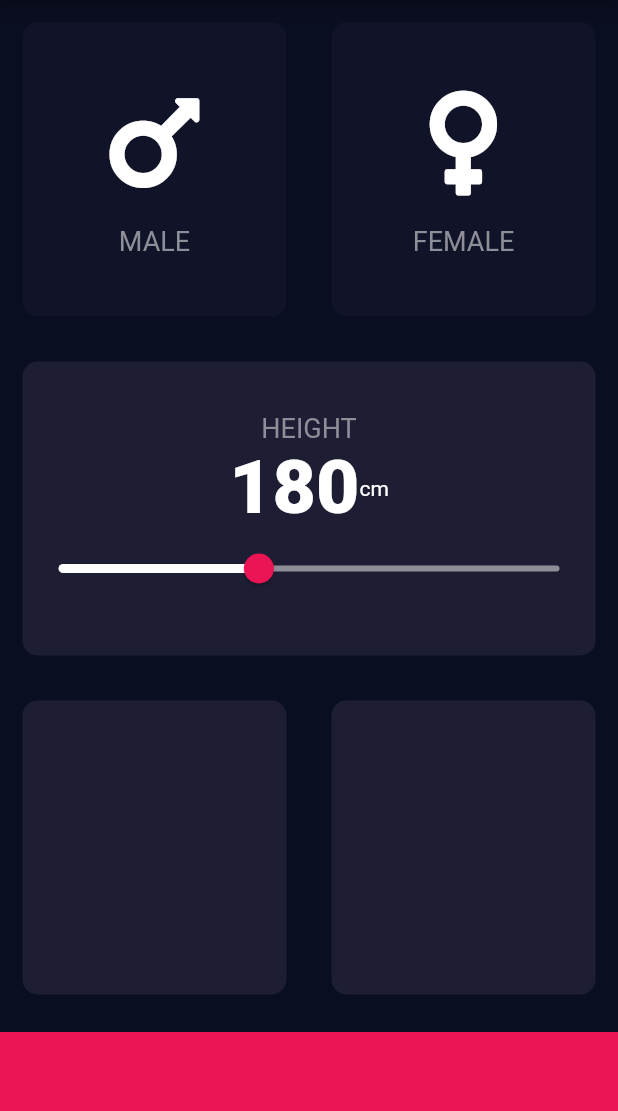
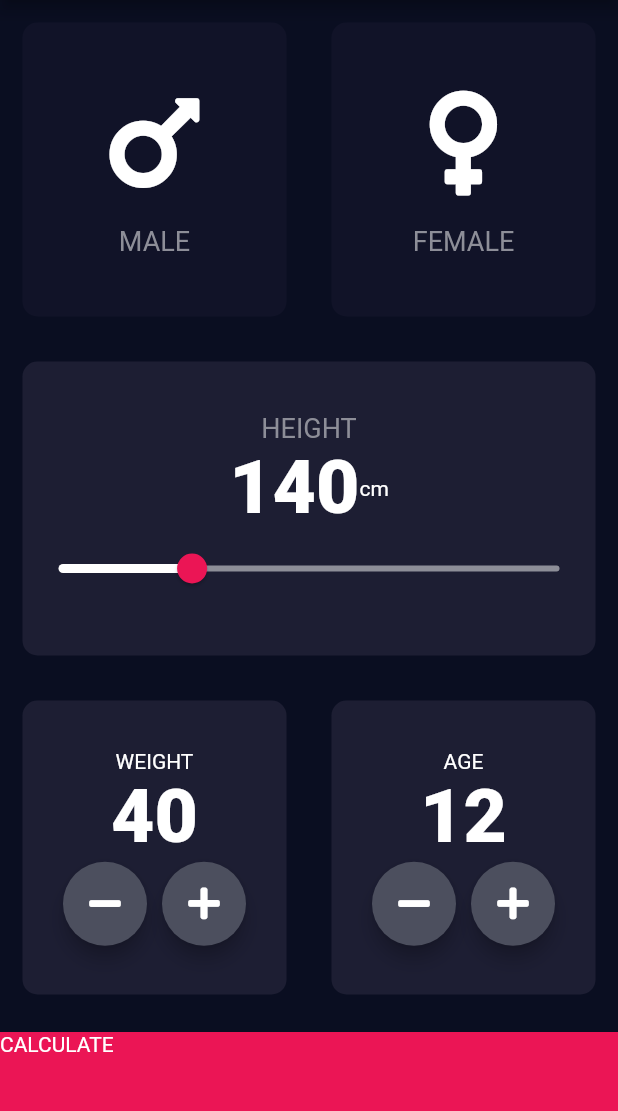
Before and after one commit to Aashu-Jha/bmi_caluculator, a Flutter app: the screen it shows after launch, on a phone screen of 412 x 824 dp, the part 84-1195 px from its top. Run offline on Flutter 3.47's test engine with Material 2 defaults, Android fonts, the phone set to English and light mode, and no system bars; our stand-ins replace font_awesome_flutter.

Commit message:
style: first Page Layout Done

```diff
--- a/lib/input_page.dart
+++ b/lib/input_page.dart
@@ -1,3 +1,4 @@
+import 'package:bmi_calculator/result_page.dart';
 import 'package:flutter/material.dart';
 import 'package:font_awesome_flutter/font_awesome_flutter.dart';
 import 'icon_content.dart';
@@ -17,7 +18,9 @@ class InputPage extends StatefulWidget {
 
 class _InputPageState extends State<InputPage> {
   Gender selectedGender;
-  int height = 180;
+  int height = 140;
+  int weight = 40;
+  int age = 12;
 
   @override
   Widget build(BuildContext context) {
@@ -84,7 +87,7 @@ class _InputPageState extends State<InputPage> {
                     child: Slider(
                         value: height.toDouble(),
                         min: 100.0,
-                        max: 300.0,
+                        max: 250.0,
                         onChanged: (double newValue) {
                           setState(() {
                             height = newValue.round();
@@ -97,18 +100,105 @@ class _InputPageState extends State<InputPage> {
           Expanded(
             child: Row(
               children: [
-                Expanded(child: ReusableCard(cardColor: kActiveCardColor)),
-                Expanded(child: ReusableCard(cardColor: kActiveCardColor)),
+                Expanded(
+                    child: ReusableCard(
+                        cardColor: kActiveCardColor,
+                      cardChild: Column(
+                        mainAxisAlignment: MainAxisAlignment.center,
+                        children: [
+                          Text('WEIGHT'),
+                          Text(weight.toString(),
+                            style: kBoldTextStyle,
+                          ),
+                          Row(
+                            mainAxisAlignment: MainAxisAlignment.center,
+                            children: <Widget>[
+                              RoundIconButton(icon: FontAwesomeIcons.minus,
+                              onPress: () {
+                                setState(() {
+                                  weight = weight - 2;
+                                });
+                              },),
+                              SizedBox(width: 10.0,),
+                              RoundIconButton(icon: FontAwesomeIcons.plus,
+                                onPress: () {
+                                  setState(() {
+                                    weight = weight + 2;
+                                  });
+                                },),
+                            ],
+                          ),
+                        ],
+                      ),
+                    )),
+                Expanded(
+                    child: ReusableCard(
+                        cardColor: kActiveCardColor,
+                      cardChild: Column(
+                        mainAxisAlignment: MainAxisAlignment.center,
+                        children: [
+                          Text('AGE'),
+                          Text(age.toString(),
+                            style: kBoldTextStyle,
+                          ),
+                          Row(
+                            mainAxisAlignment: MainAxisAlignment.center,
+                            children: <Widget>[
+                              RoundIconButton(icon: FontAwesomeIcons.minus,
+                                onPress: () {
+                                  setState(() {
+                                      --age;
+                                  });
+                                },),
+                              SizedBox(width: 10.0,),
+                              RoundIconButton(icon: FontAwesomeIcons.plus,
+                                onPress: () {
+                                  setState(() {
+                                      ++age;
+                                  });
+                                },),
+                            ],
+                          ),
+                        ],
+                      ),
+                    )),
               ],
             )
           ),
-          Container(
-            color: kBottomContainerColor,
-            margin: EdgeInsets.only(top: 10.0),
-            height: kBottomContainerHeight,
+          GestureDetector(
+            onTap: () {
+              Navigator.push(context, MaterialPageRoute(builder: (context) => ResultPage()));
+            },
+            child: Container(
+              child: Text('CALCULATE'),
+              color: kBottomContainerColor,
+              margin: EdgeInsets.only(top: 10.0),
+              height: kBottomContainerHeight,
+            ),
           ),
         ],
       ),
     );
   }
 }
+
+class RoundIconButton extends StatelessWidget {
+  RoundIconButton({this.icon, @required this.onPress});
+  final IconData icon;
+  final Function onPress;
+
+  @override
+  Widget build(BuildContext context) {
+    return RawMaterialButton(
+      onPressed: onPress,
+      elevation: 5.0,
+      child: Icon(icon),
+      constraints: BoxConstraints.tightFor(
+        width: 56.0,
+        height: 56.0,
+      ),
+      shape: CircleBorder(),
+      fillColor: Color(0xff4C4F5E),
+    );
+  }
+}
--- /dev/null
+++ b/lib/result_page.dart
@@ -0,0 +1,13 @@
+import 'package:flutter/material.dart';
+
+class ResultPage extends StatelessWidget {
+  @override
+  Widget build(BuildContext context) {
+    return Scaffold(
+      appBar: AppBar(
+        title: Text('second screen'),
+      ),
+      body: Text('body'),
+    );
+  }
+}
```
